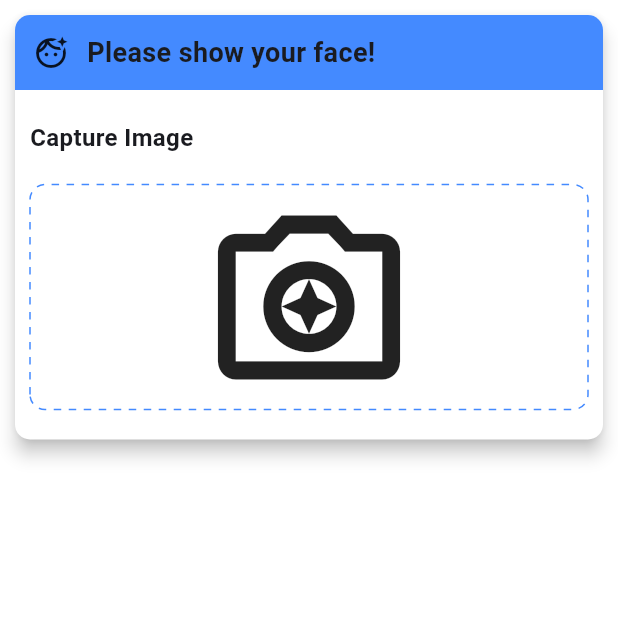
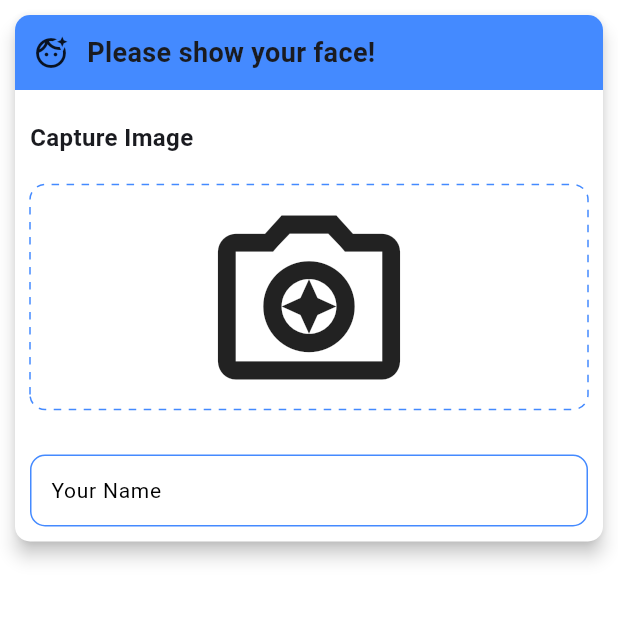
Before and after one commit to HEGIIRA/attendance-app, a Flutter app: the AttendanceScreen screen opened directly, on a phone screen of 412 x 824 dp, the part 84-707 px from its top. Run offline on Flutter 3.47's test engine with Material 3 defaults, Android fonts, the phone set to English and light mode, and no system bars; drawn by our look-alikes of dotted_border; our stand-ins replace camera, cloud_firestore, firebase_core; missing offline and left inert: google_mlkit_face_detection; accounts and stored records are empty.

Commit message:
creating name text field

```diff
--- a/lib/ui/attend/attendance_screen.dart
+++ b/lib/ui/attend/attendance_screen.dart
@@ -135,6 +135,35 @@ class _AttendanceScreenState extends State<AttendanceScreen> {
                   ),
                 ),
               ),
+              Padding(
+                padding: const EdgeInsets.all(10),
+                child: TextField(
+                  textInputAction: TextInputAction.done,
+                  keyboardType: TextInputType.text,
+                  controller: controller,
+                  decoration: InputDecoration(
+                    contentPadding: const EdgeInsets.symmetric(horizontal: 10),
+                    labelText: "Your Name",
+                    hintText: "Please type your name here",
+                    hintStyle: const TextStyle(
+                      fontSize: 14,
+                      color: Colors.grey
+                    ),
+                    labelStyle: const TextStyle(
+                      fontSize: 14,
+                      color: Colors.black,
+                    ),
+                    border: OutlineInputBorder(
+                      borderRadius: BorderRadius.circular(10),
+                      borderSide: const BorderSide(color: Colors.blueAccent)
+                    ),
+                    enabledBorder: OutlineInputBorder(
+                      borderRadius: BorderRadius.circular(10),
+                      borderSide: BorderSide(color: Colors.blueAccent)
+                    )
+                  ),
+                ),
+              )
             ],
           )
         ),
```
